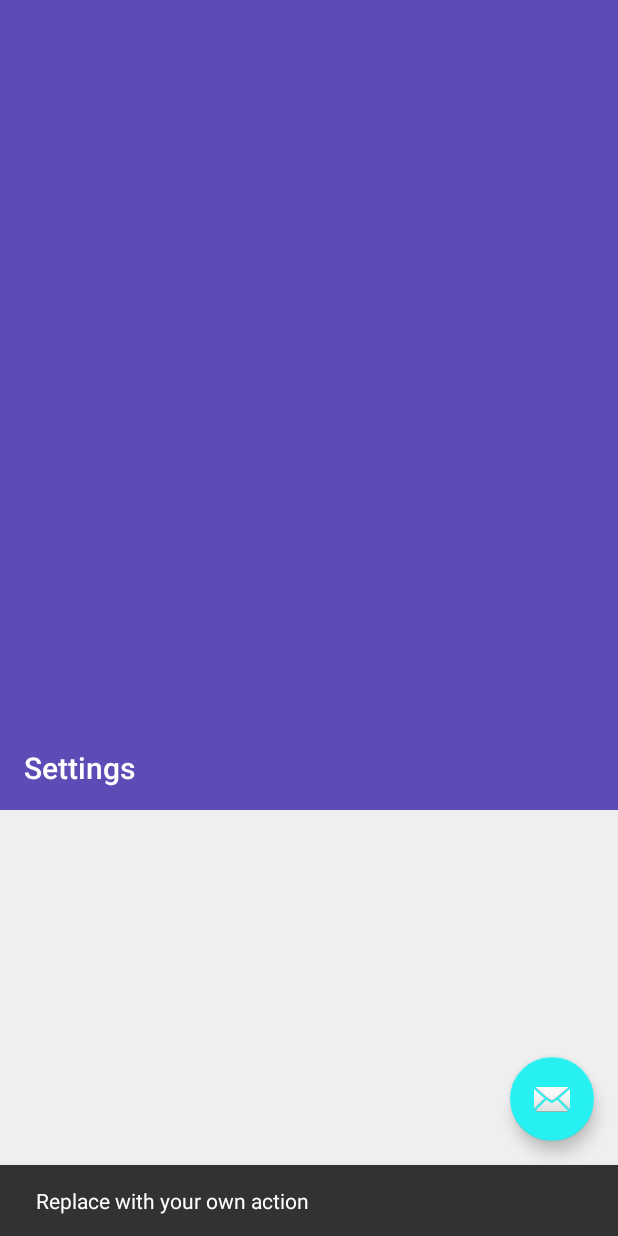
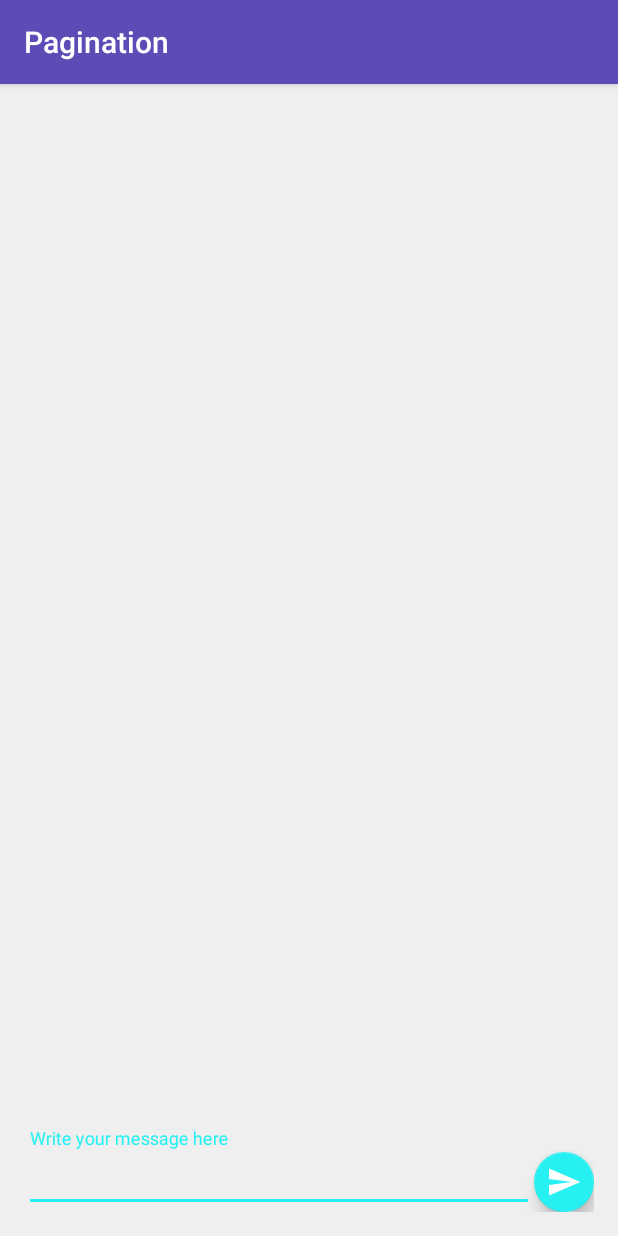
Before and after one commit to mhrpatel12/Movies-Listing-TMDB, an Android app: the MovieDetailsActivity screen opened directly, with no data from a screen before it, after a tap on an icon or button, on a phone screen of 412 x 824 dp. Run offline under Robolectric (Android 15) with nearby library versions, the phone set to English and light mode, and no system bars; our stand-ins replace Firebase (no records; nobody signed in at launch, a user with empty details on screens opened directly); libraries missing offline, so code that uses them is left out: com.firebase.ui; pictures from the network do not load; 2 statements that could not run were skipped.

Commit message:
Activity for group chat. Integrated firebase for authentication, realtime-database & FCM

```diff
--- /dev/null
+++ b/app/src/main/java/com/suleiman/pagination/activity/GroupChatActivity.java
@@ -0,0 +1,115 @@
+package com.suleiman.pagination.activity;
+
+import android.content.Intent;
+import android.os.Bundle;
+import android.support.design.widget.FloatingActionButton;
+import android.support.v7.app.AppCompatActivity;
+import android.text.format.DateFormat;
+import android.view.View;
+import android.widget.EditText;
+import android.widget.ListView;
+import android.widget.TextView;
+import android.widget.Toast;
+
+import com.firebase.ui.auth.AuthUI;
+import com.firebase.ui.database.FirebaseListAdapter;
+import com.google.firebase.auth.FirebaseAuth;
+import com.google.firebase.database.FirebaseDatabase;
+import com.suleiman.pagination.R;
+
+public class GroupChatActivity extends AppCompatActivity {
+
+    private static final int SIGN_IN_REQUEST_CODE = 1;
+    private FirebaseListAdapter<ChatMessage> adapter;
+
+    @Override
+    protected void onCreate(Bundle savedInstanceState) {
+        super.onCreate(savedInstanceState);
+        setContentView(R.layout.activity_group_chat);
+
+        if(FirebaseAuth.getInstance().getCurrentUser() == null) {
+            // Start sign in/sign up activity
+            startActivityForResult(
+                    AuthUI.getInstance().createSignInIntentBuilder().build(),
+                    SIGN_IN_REQUEST_CODE
+            );
+        } else {
+            // User is already signed in. Therefore, display
+            // a welcome Toast
+            Toast.makeText(this,
+                    "Welcome " + FirebaseAuth.getInstance()
+                            .getCurrentUser()
+                            .getDisplayName(),
+                    Toast.LENGTH_LONG)
+                    .show();
+
+            displayChatMessages();
+        }
+
+        FloatingActionButton fab = (FloatingActionButton)findViewById(R.id.fab);
+        fab.setOnClickListener(new View.OnClickListener() {
+            @Override
+            public void onClick(View view) {
+                EditText input = (EditText)findViewById(R.id.input);
+
+                // Read the input field and push a new instance
+                // of ChatMessage to the Firebase database
+                FirebaseDatabase.getInstance()
+                        .getReference()
+                        .push()
+                        .setValue(new ChatMessage(input.getText().toString(),
+                                FirebaseAuth.getInstance()
+                                        .getCurrentUser()
+                                        .getDisplayName())
+                        );
+
+                // Clear the input
+                input.setText("");
+            }
+        });
+    }
+
+    @Override
+    protected void onActivityResult(int requestCode, int resultCode, Intent data) {
+        super.onActivityResult(requestCode, resultCode, data);
+        if(requestCode == SIGN_IN_REQUEST_CODE) {
+            if(resultCode == RESULT_OK) {
+                Toast.makeText(this,
+                        "Successfully signed in. Welcome!",
+                        Toast.LENGTH_LONG)
+                        .show();
+
+                displayChatMessages();
+            } else {
+                Toast.makeText(this,
+                        "We couldn't sign you in. Please try again later.",
+                        Toast.LENGTH_LONG)
+                        .show();
+                finish();
+            }
+        }
+    }
+
+    private void displayChatMessages() {
+        ListView listOfMessages = (ListView)findViewById(R.id.list_of_messages);
+
+        adapter = new FirebaseListAdapter<ChatMessage>(this, ChatMessage.class,
+                R.layout.message, FirebaseDatabase.getInstance().getReference()) {
+            @Override
+            protected void populateView(View v, ChatMessage model, int position) {
+                // Get references to the views of message.xml
+                TextView messageText = (TextView)v.findViewById(R.id.message_text);
+                TextView messageUser = (TextView)v.findViewById(R.id.message_user);
+                TextView messageTime = (TextView)v.findViewById(R.id.message_time);
+
+                // Set their text
+                messageText.setText(model.getMessageText());
+                messageUser.setText(model.getMessageUser());
+                messageTime.setText(DateFormat.format("dd-MM-yyyy (HH:mm:ss)",
+                        model.getMessageTime()));
+            }
+        };
+
+        listOfMessages.setAdapter(adapter);
+    }
+}
--- a/app/src/main/java/com/suleiman/pagination/activity/MovieDetailsActivity.java
+++ b/app/src/main/java/com/suleiman/pagination/activity/MovieDetailsActivity.java
@@ -1,9 +1,9 @@
 package com.suleiman.pagination.activity;
 
+import android.content.Intent;
 import android.os.Bundle;
 import android.support.annotation.NonNull;
 import android.support.design.widget.FloatingActionButton;
-import android.support.design.widget.Snackbar;
 import android.support.v7.app.AppCompatActivity;
 import android.support.v7.widget.Toolbar;
 import android.view.View;
@@ -44,8 +44,8 @@ public class MovieDetailsActivity extends AppCompatActivity {
         fab.setOnClickListener(new View.OnClickListener() {
             @Override
             public void onClick(View view) {
-                Snackbar.make(view, "Replace with your own action", Snackbar.LENGTH_LONG)
-                        .setAction("Action", null).show();
+                Intent intent = new Intent(MovieDetailsActivity.this, GroupChatActivity.class);
+                startActivity(intent);
             }
         });
     }
@@ -57,7 +57,7 @@ public class MovieDetailsActivity extends AppCompatActivity {
                 if (response.body() != null) {
                     loadImage(response.body().getPosterPath()).into((ImageView) findViewById(R.id.imgPoster));
                     ((TextView) toolbar.findViewById(R.id.txtTitle)).setText(response.body().getTitle());
-                    ((TextView)findViewById(R.id.txtOverview)).setText(response.body().getOverview());
+                    ((TextView) findViewById(R.id.txtOverview)).setText(response.body().getOverview());
                 }
             }
 
--- /dev/null
+++ b/app/src/main/res/drawable/ic_send_black_24dp.xml
@@ -0,0 +1,9 @@
+<vector xmlns:android="http://schemas.android.com/apk/res/android"
+        android:width="24dp"
+        android:height="24dp"
+        android:viewportWidth="24.0"
+        android:viewportHeight="24.0">
+    <path
+        android:fillColor="#FF000000"
+        android:pathData="M2.01,21L23,12 2.01,3 2,10l15,2 -15,2z"/>
+</vector>
--- /dev/null
+++ b/app/src/main/res/layout/activity_group_chat.xml
@@ -0,0 +1,53 @@
+<?xml version="1.0" encoding="utf-8"?>
+<RelativeLayout xmlns:android="http://schemas.android.com/apk/res/android"
+    xmlns:app="http://schemas.android.com/apk/res-auto"
+    xmlns:tools="http://schemas.android.com/tools"
+    android:id="@+id/activity_main"
+    android:layout_width="match_parent"
+    android:layout_height="match_parent"
+    android:paddingBottom="@dimen/activity_vertical_margin"
+    android:paddingLeft="@dimen/activity_horizontal_margin"
+    android:paddingRight="@dimen/activity_horizontal_margin"
+    android:paddingTop="@dimen/activity_vertical_margin"
+    tools:context=".activity.GroupChatActivity">
+
+    <android.support.design.widget.FloatingActionButton
+        android:id="@+id/fab"
+        android:layout_width="wrap_content"
+        android:layout_height="wrap_content"
+        android:layout_alignParentBottom="true"
+        android:layout_alignParentEnd="true"
+        android:layout_alignParentRight="true"
+        android:clickable="true"
+        android:src="@drawable/ic_send_black_24dp"
+        android:tint="@android:color/white"
+        app:fabSize="mini" />
+
+    <android.support.design.widget.TextInputLayout
+        android:layout_width="match_parent"
+        android:layout_height="wrap_content"
+        android:layout_alignParentBottom="true"
+        android:layout_alignParentLeft="true"
+        android:layout_alignParentStart="true"
+        android:layout_toLeftOf="@id/fab"
+        android:layout_toStartOf="@id/fab">
+
+        <EditText
+            android:id="@+id/input"
+            android:layout_width="match_parent"
+            android:layout_height="wrap_content"
+            android:hint="@string/prompt_message" />
+    </android.support.design.widget.TextInputLayout>
+
+    <ListView
+        android:id="@+id/list_of_messages"
+        android:layout_width="match_parent"
+        android:layout_height="match_parent"
+        android:layout_above="@id/fab"
+        android:layout_alignParentLeft="true"
+        android:layout_alignParentStart="true"
+        android:layout_alignParentTop="true"
+        android:layout_marginBottom="16dp"
+        android:divider="@android:color/transparent"
+        android:dividerHeight="16dp" />
+</RelativeLayout>
--- a/app/src/main/res/values/dimens.xml
+++ b/app/src/main/res/values/dimens.xml
@@ -16,4 +16,7 @@
     <dimen name="fab_margin">16dp</dimen>
     <dimen name="text_margin">16dp</dimen>
 
+    <dimen name="activity_horizontal_margin">16dp</dimen>
+    <dimen name="activity_vertical_margin">16dp</dimen>
+
 </resources>
--- a/app/src/main/res/values/strings.xml
+++ b/app/src/main/res/values/strings.xml
@@ -104,4 +104,5 @@
     <string name="vote_count">votes</string>
     <string name="dummy_popularity">457.6045</string>
     <string name="dummy_popularity_socre">Popularity score</string>
+    <string name="prompt_message">Write your message here</string>
 </resources>
--- a/build.gradle
+++ b/build.gradle
@@ -9,12 +9,16 @@ buildscript {
 
         // NOTE: Do not place your application dependencies here; they belong
         // in the individual module build.gradle files
+        classpath 'com.google.gms:google-services:3.0.0'
     }
 }
 
 allprojects {
     repositories {
         jcenter()
+        maven {
+            url 'https://maven.fabric.io/public'
+        }
     }
 }
 
```
Also changed, not shown: app/build.gradle (+14 -1 lines), app/src/main/AndroidManifest.xml (+12 -1 lines), app/src/main/java/com/suleiman/pagination/activity/ChatMessage.java (added, +47 -0 lines), app/src/main/java/com/suleiman/pagination/activity/MyFirebaseInstanceIDService.java (added, +36 -0 lines), app/src/main/java/com/suleiman/pagination/activity/MyFirebaseInstanceTokenService.java (added, +68 -0 lines), app/src/main/res/layout/message.xml (added, +33 -0 lines).
